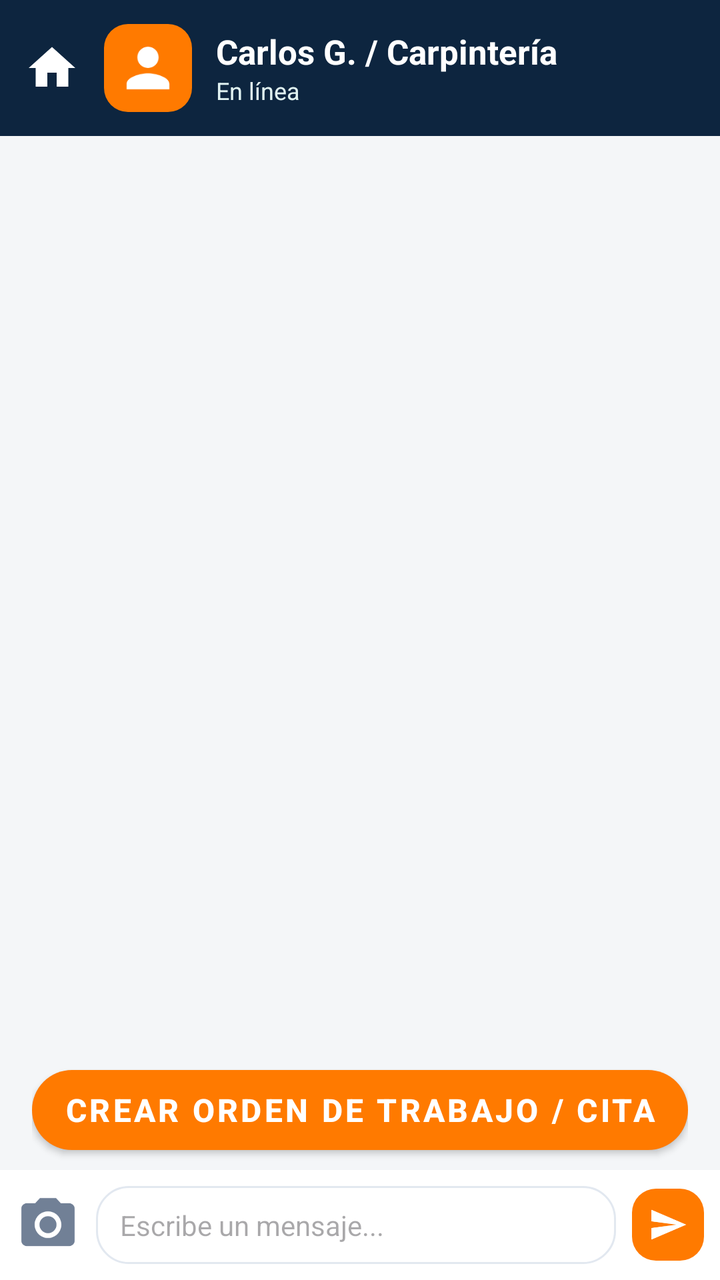
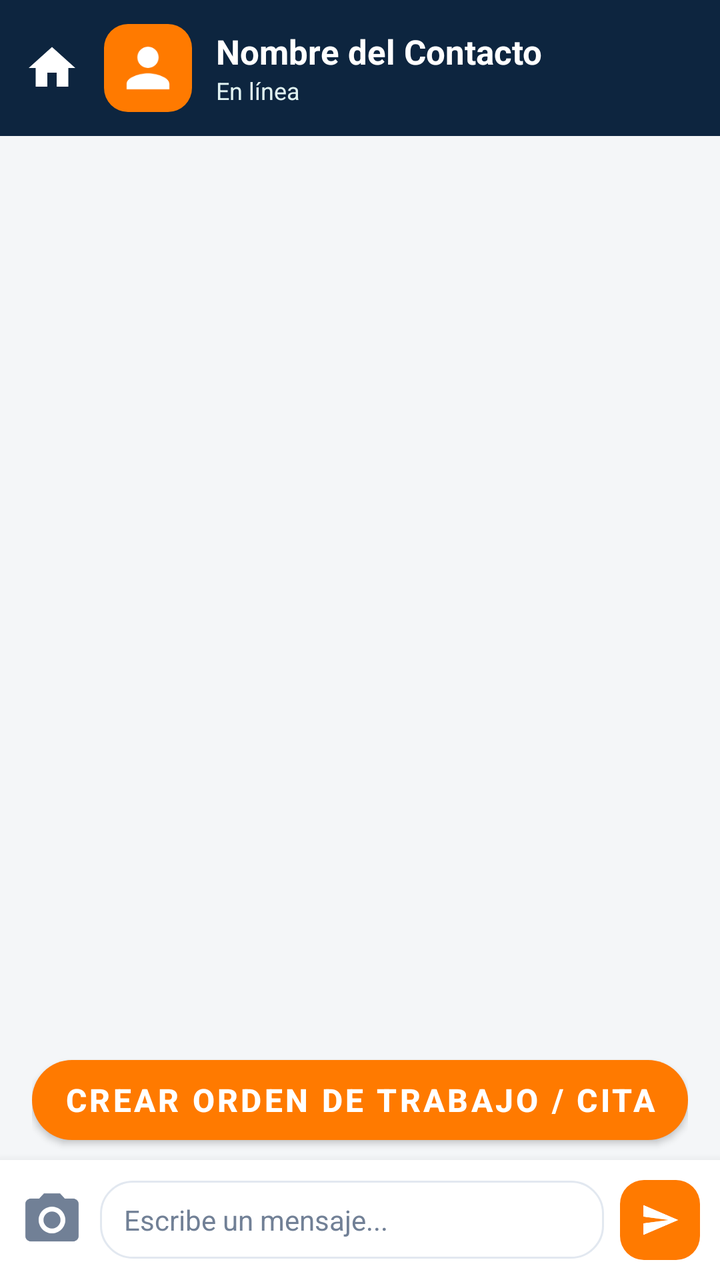

Compare the two renders of this Android layout. The source of the first and the diff that turns it into the second are given below.
<!-- AndroidManifest.xml: application theme Theme.JobLink -->
<!-- res/layout/activity_chat_detail.xml -->
<?xml version="1.0" encoding="utf-8"?>
<RelativeLayout xmlns:android="http://schemas.android.com/apk/res/android"
    xmlns:app="http://schemas.android.com/apk/res-auto"
    android:layout_width="match_parent"
    android:layout_height="match_parent"
    android:background="@color/bg_light">

    
    <LinearLayout
        android:id="@+id/chatHeader"
        android:layout_width="match_parent"
        android:layout_height="wrap_content"
        android:background="@color/navy_primary"
        android:orientation="horizontal"
        android:padding="12dp"
        android:gravity="center_vertical">

        <ImageView
            android:id="@+id/btnChatBack"
            android:layout_width="28dp"
            android:layout_height="28dp"
            android:src="@drawable/ic_home"
            app:tint="@color/white" />

        <ImageView
            android:id="@+id/ivChatContactAvatar"
            android:layout_width="44dp"
            android:layout_height="44dp"
            android:layout_marginStart="12dp"
            android:src="@drawable/ic_person"
            android:background="@drawable/bg_badge_orange"
            android:padding="6dp"
            app:tint="@color/white" />

        <LinearLayout
            android:layout_width="0dp"
            android:layout_height="wrap_content"
            android:layout_weight="1"
            android:layout_marginStart="12dp"
            android:orientation="vertical">

            <TextView
                android:id="@+id/tvChatContactName"
                android:layout_width="wrap_content"
                android:layout_height="wrap_content"
                android:text="Carlos G. / Carpintería"
                android:textColor="@color/white"
                android:textSize="17sp"
                android:textStyle="bold" />

            <TextView
                android:id="@+id/tvChatStatus"
                android:layout_width="wrap_content"
                android:layout_height="wrap_content"
                android:text="En línea"
                android:textColor="@color/teal_light"
                android:textSize="12sp" />
        </LinearLayout>
    </LinearLayout>

    
    <androidx.recyclerview.widget.RecyclerView
        android:id="@+id/rvMessages"
        android:layout_width="match_parent"
        android:layout_height="match_parent"
        android:layout_below="@id/chatHeader"
        android:layout_above="@id/layoutWorkOrderAction"
        android:clipToPadding="false"
        android:padding="12dp" />

    
    <LinearLayout
        android:id="@+id/layoutWorkOrderAction"
        android:layout_width="match_parent"
        android:layout_height="wrap_content"
        android:layout_above="@id/chatInputBar"
        android:background="@color/bg_light"
        android:paddingHorizontal="16dp"
        android:paddingTop="8dp"
        android:paddingBottom="4dp">

        <com.google.android.material.button.MaterialButton
            android:id="@+id/btnCrearOrdenTrabajo"
            style="@style/ButtonOrange"
            android:layout_width="match_parent"
            android:layout_height="52dp"
            android:text="CREAR ORDEN DE TRABAJO / CITA" />
    </LinearLayout>

    
    <LinearLayout
        android:id="@+id/chatInputBar"
        android:layout_width="match_parent"
        android:layout_height="wrap_content"
        android:layout_alignParentBottom="true"
        android:background="@color/white"
        android:orientation="horizontal"
        android:padding="8dp"
        android:gravity="center_vertical">

        <ImageView
            android:id="@+id/btnAttachImage"
            android:layout_width="32dp"
            android:layout_height="32dp"
            android:src="@drawable/ic_camera"
            app:tint="@color/text_secondary" />

        <EditText
            android:id="@+id/etMessageInput"
            android:layout_width="0dp"
            android:layout_height="wrap_content"
            android:layout_weight="1"
            android:layout_marginHorizontal="8dp"
            android:background="@drawable/bg_role_card_unselected"
            android:hint="Escribe un mensaje..."
            android:paddingHorizontal="12dp"
            android:paddingVertical="10dp"
            android:textSize="14sp" />

        <ImageView
            android:id="@+id/btnSendMessage"
            android:layout_width="36dp"
            android:layout_height="36dp"
            android:background="@drawable/bg_badge_orange"
            android:padding="8dp"
            android:src="@drawable/ic_send"
            app:tint="@color/white" />
    </LinearLayout>

</RelativeLayout>
<!-- resources referenced by this layout -->
<resources>
  <color name="bg_light">#F4F6F8</color>
  <color name="navy_primary">#0D253F</color>
  <color name="teal_light">#E0F2F1</color>
  <color name="text_secondary">#718096</color>
  <color name="white">#FFFFFFFF</color>
  <!-- drawable bg_badge_orange (drawable) -->
  <?xml version="1.0" encoding="utf-8"?>
  <shape xmlns:android="http://schemas.android.com/apk/res/android"
      android:shape="rectangle">
      <solid android:color="@color/orange_accent" />
      <corners android:radius="12dp" />
      <padding
          android:left="8dp"
          android:top="2dp"
          android:right="8dp"
          android:bottom="2dp" />
  </shape>
  <!-- drawable bg_role_card_unselected (drawable) -->
  <?xml version="1.0" encoding="utf-8"?>
  <shape xmlns:android="http://schemas.android.com/apk/res/android"
      android:shape="rectangle">
      <solid android:color="@color/card_bg" />
      <corners android:radius="16dp" />
      <stroke
          android:width="1dp"
          android:color="@color/divider_color" />
  </shape>
  <!-- drawable ic_camera (drawable) -->
  <vector xmlns:android="http://schemas.android.com/apk/res/android"
      android:width="24dp"
      android:height="24dp"
      android:viewportWidth="24"
      android:viewportHeight="24">
    <path
        android:fillColor="#FF000000"
        android:pathData="M12,12m-3.2,0a3.2,3.2 0,1 1,6.4 0a3.2,3.2 0,1 1,-6.4 0M9,2L7.17,4H4c-1.1,0 -2,0.9 -2,2v12c0,1.1 0.9,2 2,2h16c1.1,0 2,-0.9 2,-2V6c0,-1.1 -0.9,-2 -2,-2h-3.17L15,2H9zm3,15c-2.76,0 -5,-2.24 -5,-5s2.24,-5 5,-5 5,2.24 5,5 -2.24,5 -5,5z"/>
  </vector>
  <!-- drawable ic_home (drawable) -->
  <vector xmlns:android="http://schemas.android.com/apk/res/android"
      android:width="24dp"
      android:height="24dp"
      android:viewportWidth="24"
      android:viewportHeight="24">
    <path
        android:fillColor="#FF000000"
        android:pathData="M10,20v-6h4v6h5v-8h3L12,3 2,12h3v8z"/>
  </vector>
  <!-- drawable ic_person (drawable) -->
  <vector xmlns:android="http://schemas.android.com/apk/res/android"
      android:width="24dp"
      android:height="24dp"
      android:viewportWidth="24"
      android:viewportHeight="24">
    <path
        android:fillColor="#FF000000"
        android:pathData="M12,12c2.21,0 4,-1.79 4,-4s-1.79,-4 -4,-4 -4,1.79 -4,4 1.79,4 4,4zm0,2c-2.67,0 -8,1.34 -8,4v2h16v-2c0,-2.66 -5.33,-4 -8,-4z"/>
  </vector>
  <!-- drawable ic_send (drawable) -->
  <vector xmlns:android="http://schemas.android.com/apk/res/android"
      android:width="24dp"
      android:height="24dp"
      android:viewportWidth="24"
      android:viewportHeight="24">
    <path
        android:fillColor="#FF000000"
        android:pathData="M2.01,21L23,12 2.01,3 2,10l15,2 -15,2z"/>
  </vector>
  <style name="ButtonOrange" parent="Widget.MaterialComponents.Button">
          <item name="backgroundTint">@color/orange_accent</item>
          <item name="android:textColor">@color/white</item>
          <item name="cornerRadius">24dp</item>
          <item name="android:textStyle">bold</item>
          <item name="android:textSize">16sp</item>
      </style>
  <style name="Theme.JobLink" parent="Base.Theme.JobLink" />
  <color name="orange_accent">#FF7A00</color>
  <color name="card_bg">#FFFFFF</color>
  <color name="divider_color">#E2E8F0</color>
  <style name="Base.Theme.JobLink" parent="Theme.Material3.DayNight.NoActionBar">
          <item name="colorPrimary">@color/navy_primary</item>
          <item name="colorOnPrimary">@color/white</item>
          <item name="colorSecondary">@color/teal_primary</item>
          <item name="colorOnSecondary">@color/white</item>
          <item name="colorTertiary">@color/orange_accent</item>
          <item name="android:windowBackground">@color/bg_light</item>
          <item name="android:statusBarColor">@color/navy_primary</item>
          <item name="android:navigationBarColor">@color/navy_primary</item>
      </style>
  <color name="teal_primary">#006677</color>
</resources>

<!-- the commit's change to res/layout/activity_chat_detail.xml (unified diff, before → after) -->
@@ -1,9 +1,11 @@
 <?xml version="1.0" encoding="utf-8"?>
 <RelativeLayout xmlns:android="http://schemas.android.com/apk/res/android"
     xmlns:app="http://schemas.android.com/apk/res-auto"
+    android:id="@+id/rootChatDetail"
     android:layout_width="match_parent"
     android:layout_height="match_parent"
-    android:background="@color/bg_light">
+    android:background="@color/bg_light"
+    android:fitsSystemWindows="true">
 
     
     <LinearLayout
@@ -43,7 +45,7 @@
                 android:id="@+id/tvChatContactName"
                 android:layout_width="wrap_content"
                 android:layout_height="wrap_content"
-                android:text="Carlos G. / Carpintería"
+                android:text="Nombre del Contacto"
                 android:textColor="@color/white"
                 android:textSize="17sp"
                 android:textStyle="bold" />
@@ -94,8 +96,9 @@
         android:layout_height="wrap_content"
         android:layout_alignParentBottom="true"
         android:background="@color/white"
+        android:elevation="8dp"
         android:orientation="horizontal"
-        android:padding="8dp"
+        android:padding="10dp"
         android:gravity="center_vertical">
 
         <ImageView
@@ -113,16 +116,20 @@
             android:layout_marginHorizontal="8dp"
             android:background="@drawable/bg_role_card_unselected"
             android:hint="Escribe un mensaje..."
+            android:textColor="@color/navy_primary"
+            android:textColorHint="@color/text_secondary"
             android:paddingHorizontal="12dp"
             android:paddingVertical="10dp"
-            android:textSize="14sp" />
+            android:textSize="14sp"
+            android:inputType="textCapSentences|textMultiLine"
+            android:maxLines="4" />
 
         <ImageView
             android:id="@+id/btnSendMessage"
-            android:layout_width="36dp"
-            android:layout_height="36dp"
+            android:layout_width="40dp"
+            android:layout_height="40dp"
             android:background="@drawable/bg_badge_orange"
-            android:padding="8dp"
+            android:padding="10dp"
             android:src="@drawable/ic_send"
             app:tint="@color/white" />
     </LinearLayout>
